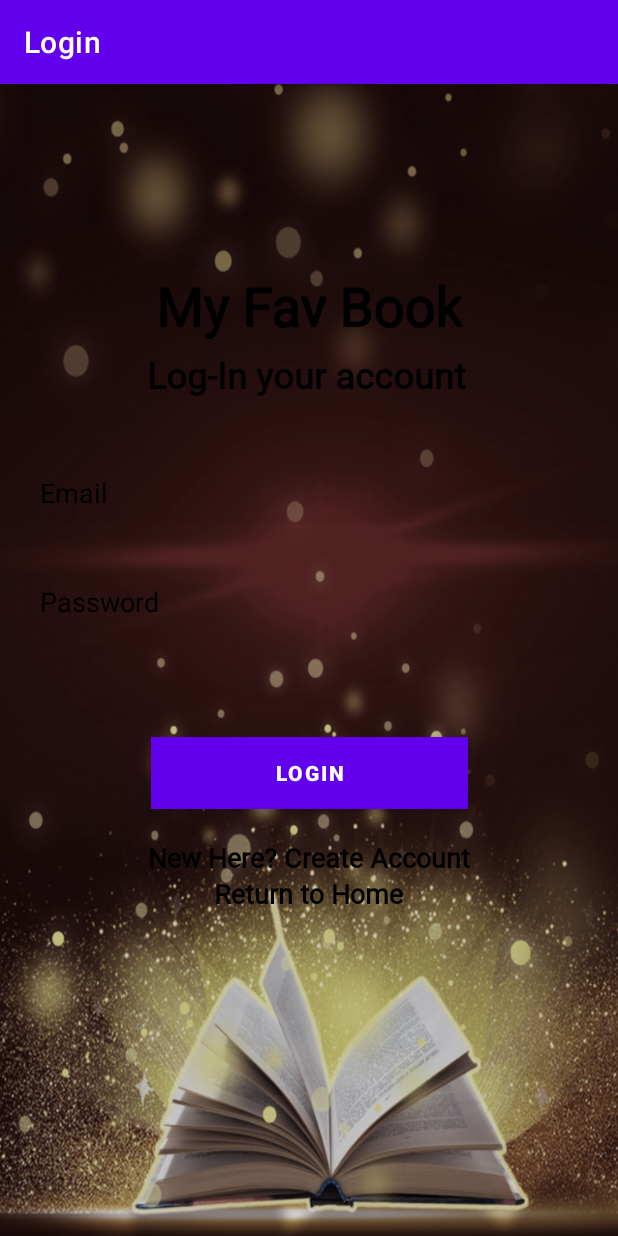
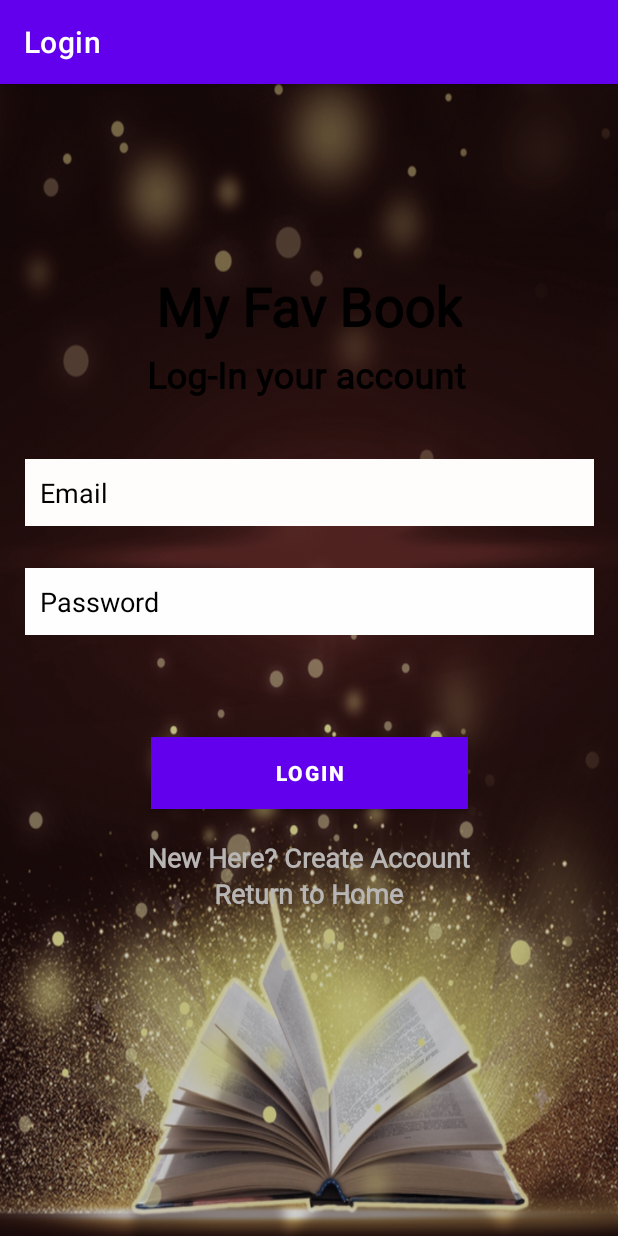
Before and after one commit to ivaperma/myFavBook, an Android app: the Login screen opened directly, with no data from a screen before it, on a phone screen of 412 x 824 dp. Run offline under Robolectric (Android 15) with nearby library versions, the phone set to English and light mode, and no system bars; our stand-ins replace Firebase (no records; nobody signed in at launch, a user with empty details on screens opened directly).

Commit message:
diseño de los edittext y del text

```diff
--- a/app/src/main/res/layout/activity_login.xml
+++ b/app/src/main/res/layout/activity_login.xml
@@ -45,7 +45,7 @@
         android:layout_width="379dp"
         android:layout_height="wrap_content"
         android:layout_marginBottom="28dp"
-        android:background="#005E4A4A"
+        android:background="#FFFCFC"
         android:ems="10"
         android:hint="Email"
         android:inputType="textPersonName"
@@ -61,7 +61,7 @@
         android:layout_width="379dp"
         android:layout_height="wrap_content"
         android:layout_marginBottom="68dp"
-        android:background="#005E4A4A"
+        android:background="#FFFEFE"
         android:ems="10"
         android:hint="Password"
         android:inputType="textPassword"
@@ -94,7 +94,7 @@
         android:layout_marginBottom="24dp"
         android:text="New Here? Create Account"
         android:textAllCaps="false"
-        android:textColor="#000000"
+        android:textColor="#B8B5B5"
         android:textSize="18sp"
         android:textStyle="bold"
         app:fontFamily="@font/roboto_serif"
@@ -121,7 +121,7 @@
         android:layout_height="wrap_content"
         android:layout_marginBottom="152dp"
         android:text="Return to Home"
-        android:textColor="#000000"
+        android:textColor="#B8B5B5"
         android:textSize="18sp"
         android:textStyle="bold"
         app:fontFamily="@font/roboto_serif"
```
Also changed, not shown: app/src/main/res/layout/activity_register.xml (+5 -5 lines).
